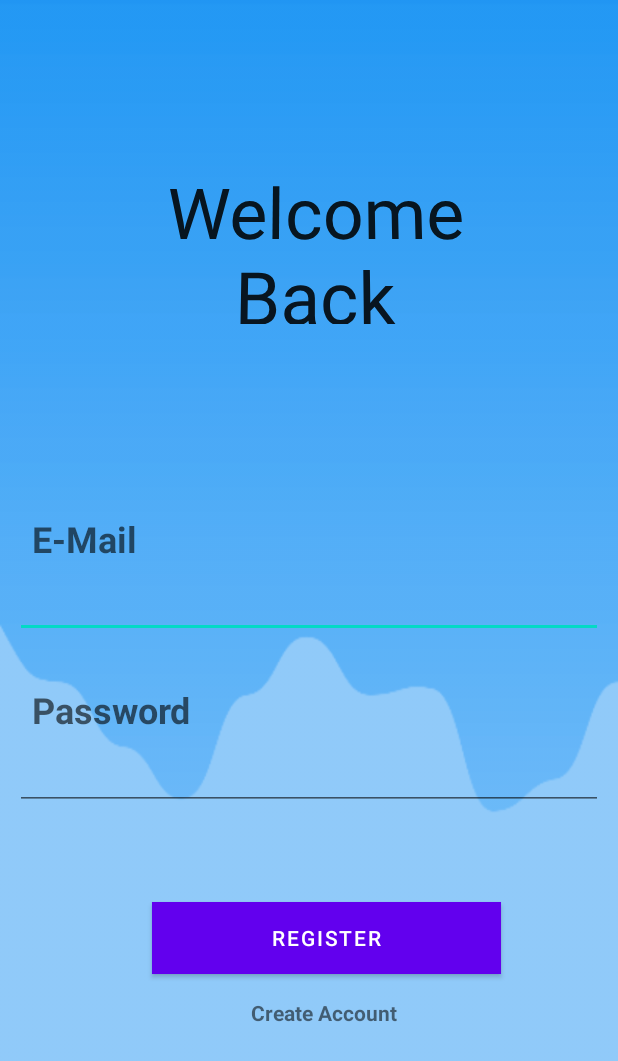
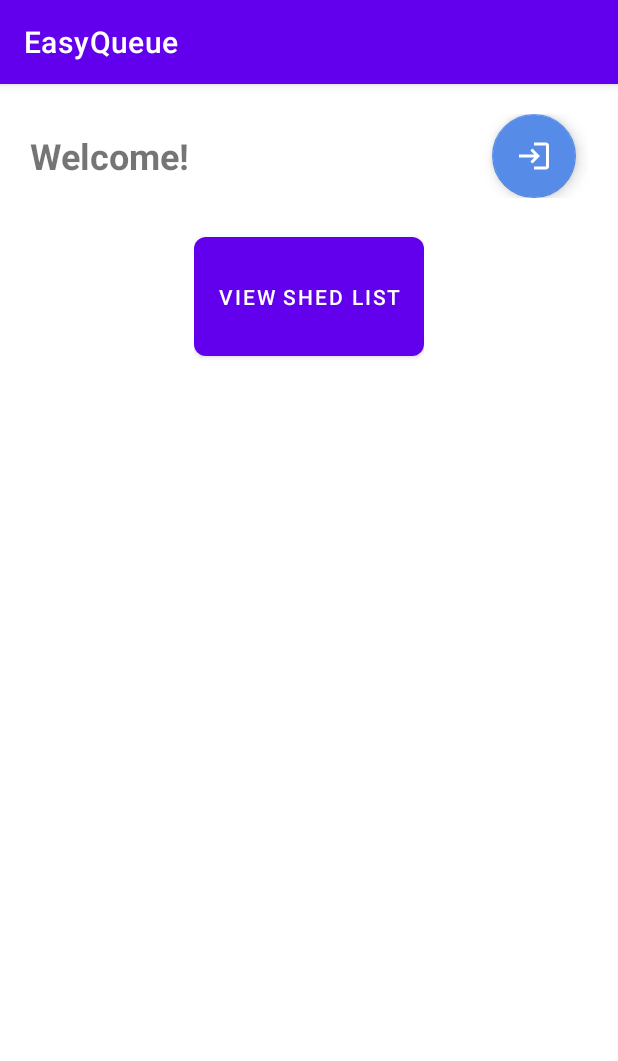
Before and after one commit to sachcha99/EasyQueue, an Android app: the screen it shows after launch (MainActivity before the commit, Home after it), on a phone screen of 412 x 824 dp. Shown: the top 1061 px of the screen. Run offline under Robolectric (Android 15) with nearby library versions, the phone set to English and light mode, and no system bars; Roboto replaces fonts that are not available here.

Commit message:
add home page

```diff
--- a/EasyQueue/app/src/main/java/com/example/easyqueue/DBHelper.java
+++ b/EasyQueue/app/src/main/java/com/example/easyqueue/DBHelper.java
@@ -1,6 +1,7 @@
 package com.example.easyqueue;
 import android.content.ContentValues;
 import  android.content.Context;
+import android.database.Cursor;
 import android.database.sqlite.SQLiteDatabase;
 import android.database.sqlite.SQLiteOpenHelper;
 
--- /dev/null
+++ b/EasyQueue/app/src/main/java/com/example/easyqueue/Home.java
@@ -0,0 +1,52 @@
+package com.example.easyqueue;
+
+import androidx.appcompat.app.AppCompatActivity;
+
+import android.content.Intent;
+import android.os.Bundle;
+import android.view.View;
+import android.widget.Button;
+
+import com.google.android.material.floatingactionbutton.FloatingActionButton;
+
+
+public class Home extends AppCompatActivity implements  View.OnClickListener {
+
+    FloatingActionButton logoutBtn;
+    Button ShedListBtn;
+
+    @Override
+    protected void onCreate(Bundle savedInstanceState) {
+        super.onCreate(savedInstanceState);
+        setContentView(R.layout.activity_home);
+
+        logoutBtn = findViewById(R.id.btn_Logout);
+        ShedListBtn = findViewById(R.id.btn_ShedList);
+        logoutBtn.setOnClickListener(this);
+        ShedListBtn.setOnClickListener(this);
+    }
+
+    protected void onResume() {
+        super.onResume();
+        logoutBtn.setOnClickListener(this);
+        ShedListBtn.setOnClickListener(this);
+    }
+
+    @Override
+    public void onClick(View view) {
+        switch (view.getId()) {
+            case R.id.btn_Logout: Logout();
+                break;
+            case R.id.btn_ShedList: GoToShedList();
+                break;
+        }
+    }
+
+    private void GoToShedList() {
+        startActivity(new Intent(Home.this, ShedHomeActivity.class));
+    }
+
+    private void Logout() {
+    }
+
+}
--- a/EasyQueue/app/src/main/java/com/example/easyqueue/MainActivity.java
+++ b/EasyQueue/app/src/main/java/com/example/easyqueue/MainActivity.java
@@ -2,6 +2,7 @@ package com.example.easyqueue;
 
 import androidx.appcompat.app.AppCompatActivity;
 
+import android.content.Intent;
 import android.os.Bundle;
 
 public class MainActivity extends AppCompatActivity {
@@ -17,5 +18,8 @@ public class MainActivity extends AppCompatActivity {
         catch (NullPointerException e){}
 
         setContentView(R.layout.activity_main);
+
+        Intent intent = new Intent(this, Home.class);
+        startActivity(intent);
     }
 }
--- /dev/null
+++ b/EasyQueue/app/src/main/res/drawable/ic_baseline_login_24.xml
@@ -0,0 +1,5 @@
+<vector android:height="24dp" android:tint="#000000"
+    android:viewportHeight="24" android:viewportWidth="24"
+    android:width="24dp" xmlns:android="http://schemas.android.com/apk/res/android">
+    <path android:fillColor="@android:color/white" android:pathData="M11,7L9.6,8.4l2.6,2.6H2v2h10.2l-2.6,2.6L11,17l5,-5L11,7zM20,19h-8v2h8c1.1,0 2,-0.9 2,-2V5c0,-1.1 -0.9,-2 -2,-2h-8v2h8V19z"/>
+</vector>
--- /dev/null
+++ b/EasyQueue/app/src/main/res/layout/activity_home.xml
@@ -0,0 +1,58 @@
+<?xml version="1.0" encoding="utf-8"?>
+<LinearLayout xmlns:android="http://schemas.android.com/apk/res/android"
+    xmlns:app="http://schemas.android.com/apk/res-auto"
+    xmlns:tools="http://schemas.android.com/tools"
+    android:layout_width="match_parent"
+    android:layout_height="match_parent"
+    android:orientation="vertical"
+    tools:context=".Home">
+
+    <LinearLayout
+        android:layout_width="match_parent"
+        android:layout_height="wrap_content"
+        android:gravity="center_vertical"
+        android:orientation="horizontal"
+        android:padding="20dp">
+
+        <TextView
+            android:id="@+id/textView"
+            android:layout_width="300dp"
+            android:layout_height="wrap_content"
+            android:layout_weight="6"
+            android:foregroundGravity="center_vertical|center"
+            android:text="Welcome!"
+            android:textAlignment="viewStart"
+            android:textSize="24sp"
+            android:textStyle="bold" />
+
+        <com.google.android.material.floatingactionbutton.FloatingActionButton
+            android:id="@+id/btn_Logout"
+            android:layout_width="wrap_content"
+            android:layout_height="wrap_content"
+            android:layout_weight="6"
+            android:clickable="true"
+            app:tint="@android:color/white"
+            app:backgroundTint="#568CE8"
+            app:srcCompat="@drawable/ic_baseline_login_24"
+            tools:ignore="SpeakableTextPresentCheck" />
+
+    </LinearLayout>
+
+    <LinearLayout
+        android:layout_width="wrap_content"
+        android:layout_height="match_parent"
+        android:layout_gravity="center"
+        android:orientation="horizontal">
+
+        <Button
+            android:id="@+id/btn_ShedList"
+            android:layout_width="wrap_content"
+            android:layout_height="91dp"
+            android:layout_weight="1"
+            android:text="View Shed List"
+            app:cornerRadius="8dp"
+            app:iconPadding="0dp" />
+
+    </LinearLayout>
+
+</LinearLayout>
```
Also changed, not shown: EasyQueue/app/build.gradle (+7 -0 lines), EasyQueue/app/src/main/AndroidManifest.xml (+8 -1 lines), EasyQueue/app/src/main/java/com/example/easyqueue/ShedHomeActivity.java (added, +14 -0 lines), EasyQueue/app/src/main/res/layout/activity_shed_home.xml (added, +9 -0 lines).
